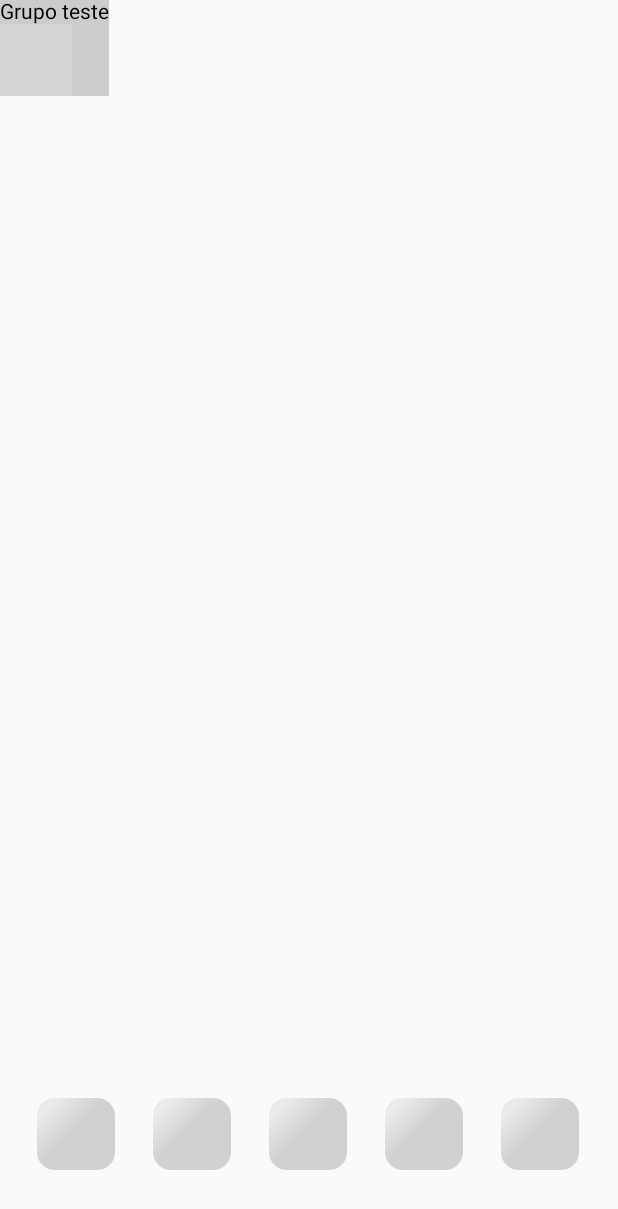
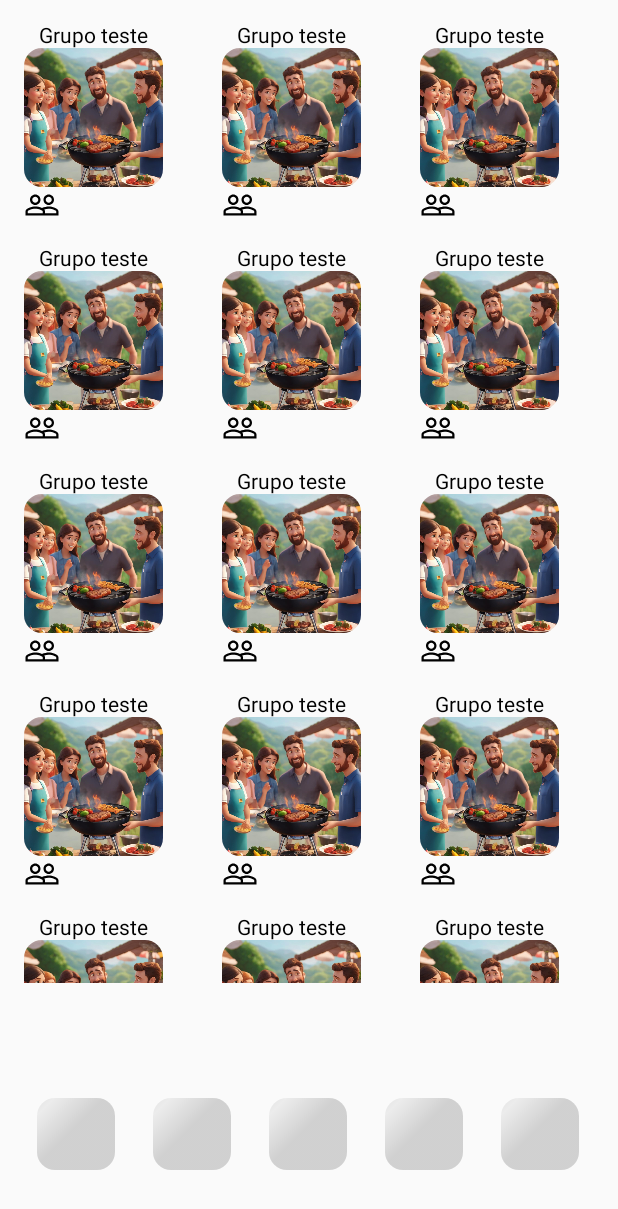
Before and after one commit to joaocelso172/ComponentsLibrary, an Android app built with Jetpack Compose: the NetworkActivity screen opened directly, with no data from a screen before it, on a phone screen of 412 x 824 dp. Shown: the top 1209 px of the screen. Run offline under Robolectric (Android 15) with nearby library versions, the phone set to English and light mode, and no system bars; our stand-ins replace Shimmer; grey boxes are pictures that could not be loaded.

Commit message:
Adding conceptual sketch of group screen

```diff
--- a/composeApp/build.gradle.kts
+++ b/composeApp/build.gradle.kts
@@ -25,6 +25,7 @@ kotlin {
         androidMain.dependencies {
             implementation(libs.compose.ui.tooling.preview)
             implementation(libs.androidx.activity.compose)
+            implementation ("androidx.compose.material:material-icons-extended:1.6.2")
         }
         commonMain.dependencies {
             implementation(compose.runtime)
--- a/composeApp/src/androidMain/kotlin/org/example/project/NetworkActivity.kt
+++ b/composeApp/src/androidMain/kotlin/org/example/project/NetworkActivity.kt
@@ -15,49 +15,62 @@ import androidx.compose.foundation.layout.Arrangement
 import androidx.compose.foundation.layout.Box
 import androidx.compose.foundation.layout.Column
 import androidx.compose.foundation.layout.IntrinsicSize
+import androidx.compose.foundation.layout.Row
 import androidx.compose.foundation.layout.defaultMinSize
 import androidx.compose.foundation.layout.fillMaxHeight
 import androidx.compose.foundation.layout.fillMaxSize
 import androidx.compose.foundation.layout.fillMaxWidth
+import androidx.compose.foundation.layout.height
+import androidx.compose.foundation.layout.heightIn
 import androidx.compose.foundation.layout.padding
 import androidx.compose.foundation.layout.width
+import androidx.compose.foundation.layout.widthIn
 import androidx.compose.foundation.layout.wrapContentSize
 import androidx.compose.foundation.lazy.LazyColumn
 import androidx.compose.foundation.lazy.LazyRow
+import androidx.compose.foundation.lazy.grid.LazyVerticalGrid
+import androidx.compose.foundation.lazy.staggeredgrid.LazyHorizontalStaggeredGrid
+import androidx.compose.foundation.lazy.staggeredgrid.LazyVerticalStaggeredGrid
+import androidx.compose.foundation.lazy.staggeredgrid.StaggeredGridCells
 import androidx.compose.foundation.shape.RoundedCornerShape
 import androidx.compose.material.Icon
 import androidx.compose.material.Surface
 import androidx.compose.material.Text
+import androidx.compose.material.icons.Icons
+import androidx.compose.material.icons.filled.Add
+import androidx.compose.material.icons.filled.CalendarMonth
+import androidx.compose.material.icons.filled.Contacts
+import androidx.compose.material.icons.filled.NaturePeople
+import androidx.compose.material.icons.filled.People
+import androidx.compose.material.icons.filled.PeopleAlt
+import androidx.compose.material.icons.filled.PeopleOutline
 import androidx.compose.runtime.Composable
 import androidx.compose.runtime.getValue
 import androidx.compose.runtime.mutableStateListOf
 import androidx.compose.runtime.mutableStateOf
 import androidx.compose.ui.Alignment
-import androidx.compose.ui.Alignment.Companion.CenterVertically
 import androidx.compose.ui.Modifier
 import androidx.compose.ui.composed
+import androidx.compose.ui.draw.clip
 import androidx.compose.ui.geometry.Offset
 import androidx.compose.ui.graphics.Brush
 import androidx.compose.ui.graphics.Color
-import androidx.compose.ui.graphics.RectangleShape
 import androidx.compose.ui.graphics.Shape
 import androidx.compose.ui.graphics.TileMode
 import androidx.compose.ui.platform.LocalConfiguration
+import androidx.compose.ui.res.painterResource
 import androidx.compose.ui.text.font.FontWeight
 import androidx.compose.ui.text.style.TextAlign
 import androidx.compose.ui.text.style.TextOverflow
 import androidx.compose.ui.unit.TextUnit
 import androidx.compose.ui.unit.TextUnitType
 import androidx.compose.ui.unit.dp
-import androidx.compose.ui.unit.sp
 import commons.Constants.CONTACTS_HEADER_TEXT
-import commons.Constants.DEFAULT_ERROR_MSG
 import commons.Constants.EMPTY_STRING
 import entity.Friend
 import feature.INetworkInteract
 import org.example.project.interactor.NetworkInteract
 import feature.presentation.INetworkView
-import org.w3c.dom.Text
 
 class NetworkActivity : ComponentActivity(), INetworkView {
     private val interact: INetworkInteract by lazy {
@@ -76,22 +89,44 @@ class NetworkActivity : ComponentActivity(), INetworkView {
 
         setContent {
             Column {
-                LazyColumn(modifier = Modifier.background(color = Color.LightGray, shape = RectangleShape)) {
-                    item {
-                        Text("Grupo teste")
-                        Image()
+                Column (Modifier.fillMaxHeight(0.8f)) {
+                    LazyVerticalStaggeredGrid(
+                        columns = StaggeredGridCells.Fixed(3),
+                        verticalItemSpacing = 16.dp,
+                        horizontalArrangement = Arrangement.spacedBy(16.dp),
+                        modifier = Modifier.padding(start = 16.dp, end = 16.dp, top = 16.dp, bottom = 4.dp)
+
+                    ) {
+                        items(27) {
+                            Column {
+                                Text(
+                                    "Grupo teste",
+                                    modifier = Modifier.fillMaxWidth(0.8f),
+                                    textAlign = TextAlign.Center
+                                )
+                                Image(
+                                    painterResource(R.drawable.grilling_party),
+                                    "content description",
+                                    modifier = Modifier
+                                        .clip(shape = RoundedCornerShape(12.dp))
+                                        .fillMaxWidth(0.8f)
+                                )
+                                Row {
+                                    Icon(imageVector = Icons.Filled.PeopleOutline, contentDescription = null)
+                                }
+                            }
                         }
                     }
                 }
                 Box(Modifier.fillMaxSize()) {
-
 
                     LoadingColumnList(showLoadingSkeleton = isContactsLoading.value)
                     FriendListComponent(
                         headerText = headerText.value,
                         friendList = friendMutableList.toList()
                     )
-                ErrorStateColumnList( errorMsg = errorMsg.value)
+                    ErrorStateColumnList(errorMsg = errorMsg.value)
+                }
             }
         }
     }
@@ -205,7 +240,13 @@ fun ErrorStateColumnList(modifier: Modifier = Modifier, errorMsg: String) {
                     textModifier = Modifier.background(
                         color = Color.Red,
                         shape = RoundedCornerShape(12.dp)
-                    ), columnModifier = Modifier.background(color = Color.LightGray, shape = RoundedCornerShape(12.dp)),  count = fillWidthItemsCount, text = "!"
+                    ),
+                    columnModifier = Modifier.background(
+                        color = Color.LightGray,
+                        shape = RoundedCornerShape(12.dp)
+                    ),
+                    count = fillWidthItemsCount,
+                    text = "!"
                 )
 
                 Column(
```
Also changed, not shown: composeApp/src/androidMain/res/drawable/grilling_party_default.jpeg (added), composeApp/src/androidMain/res/drawable/grilling_party_template.png (added). Lines whose indentation alone changed are shown as unchanged.
